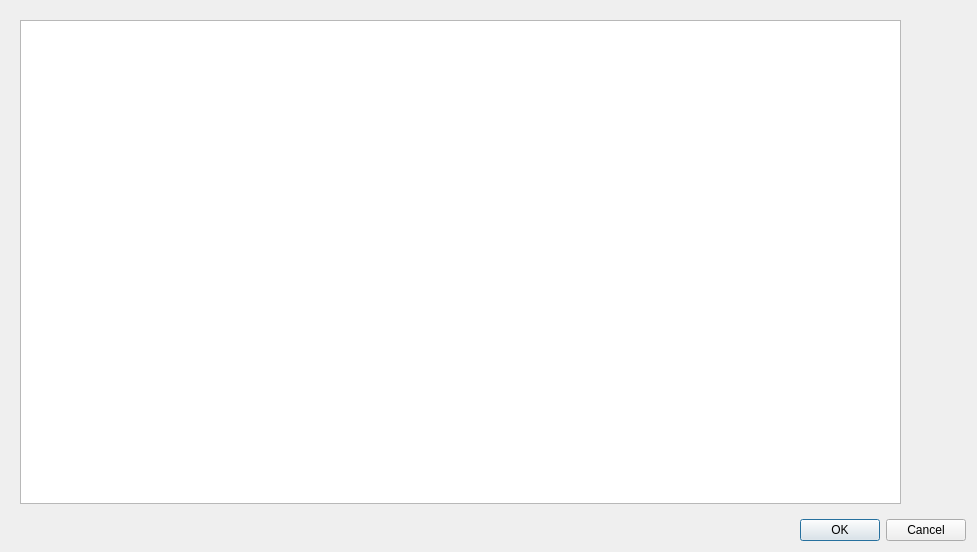
The window that contacts/contactplacement.ui (libresilicon/qtflow) describes before a commit, drawn with Qt 5.
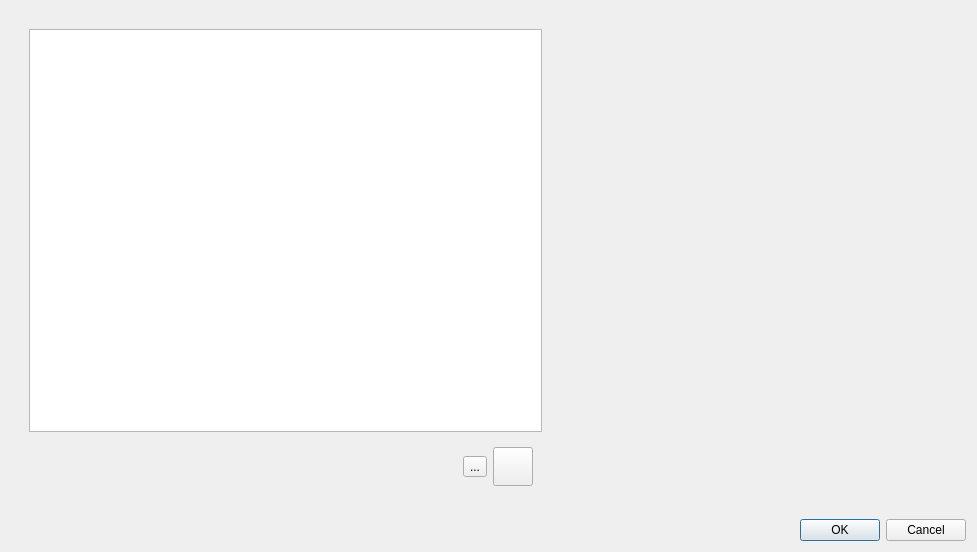
The same window after the commit. Icons and pictures are not drawn.

```diff
--- a/contacts/contactplacement.ui
+++ b/contacts/contactplacement.ui
@@ -18,16 +18,99 @@
     <widget class="QWidget" name="widget" native="true">
      <layout class="QHBoxLayout" name="horizontalLayout">
       <item>
-       <widget class="QTableWidget" name="tablePins"/>
-      </item>
-      <item>
-       <widget class="QWidget" name="framePreview" native="true">
+       <widget class="QWidget" name="widget_3" native="true">
         <property name="minimumSize">
          <size>
           <width>50</width>
           <height>0</height>
          </size>
         </property>
+        <layout class="QVBoxLayout" name="verticalLayout_2">
+         <item>
+          <widget class="QTableWidget" name="tablePins"/>
+         </item>
+         <item>
+          <widget class="QWidget" name="widget_4" native="true">
+           <property name="minimumSize">
+            <size>
+             <width>0</width>
+             <height>20</height>
+            </size>
+           </property>
+           <layout class="QHBoxLayout" name="horizontalLayout_3">
+            <item>
+             <spacer name="horizontalSpacer">
+              <property name="orientation">
+               <enum>Qt::Horizontal</enum>
+              </property>
+              <property name="sizeHint" stdset="0">
+               <size>
+                <width>40</width>
+                <height>20</height>
+               </size>
+              </property>
+             </spacer>
+            </item>
+            <item>
+             <widget class="QToolButton" name="deletePad">
+              <property name="toolTip">
+               <string>Remove pad</string>
+              </property>
+              <property name="text">
+               <string>...</string>
+              </property>
+              <property name="icon">
+               <iconset resource="../icons/icons.qrc">
+                <normaloff>:/delete_pinsheet.svg</normaloff>:/delete_pinsheet.svg</iconset>
+              </property>
+              <property name="iconSize">
+               <size>
+                <width>32</width>
+                <height>32</height>
+               </size>
+              </property>
+             </widget>
+            </item>
+            <item>
+             <widget class="QToolButton" name="addPad">
+              <property name="toolTip">
+               <string>Add additional pad</string>
+              </property>
+              <property name="text">
+               <string/>
+              </property>
+              <property name="icon">
+               <iconset resource="../icons/icons.qrc">
+                <normaloff>:/add_glabel.svg</normaloff>:/add_glabel.svg</iconset>
+              </property>
+              <property name="iconSize">
+               <size>
+                <width>32</width>
+                <height>32</height>
+               </size>
+              </property>
+             </widget>
+            </item>
+           </layout>
+          </widget>
+         </item>
+        </layout>
+       </widget>
+      </item>
+      <item>
+       <widget class="QWidget" name="framePreview" native="true">
+        <property name="minimumSize">
+         <size>
+          <width>400</width>
+          <height>40</height>
+         </size>
+        </property>
+        <property name="maximumSize">
+         <size>
+          <width>600</width>
+          <height>600</height>
+         </size>
+        </property>
         <layout class="QHBoxLayout" name="horizontalLayout_2">
          <item>
           <widget class="QWidget" name="widget_2" native="true"/>
```
Left out of the diff: 4 changed lines with no effect on the pictures.
